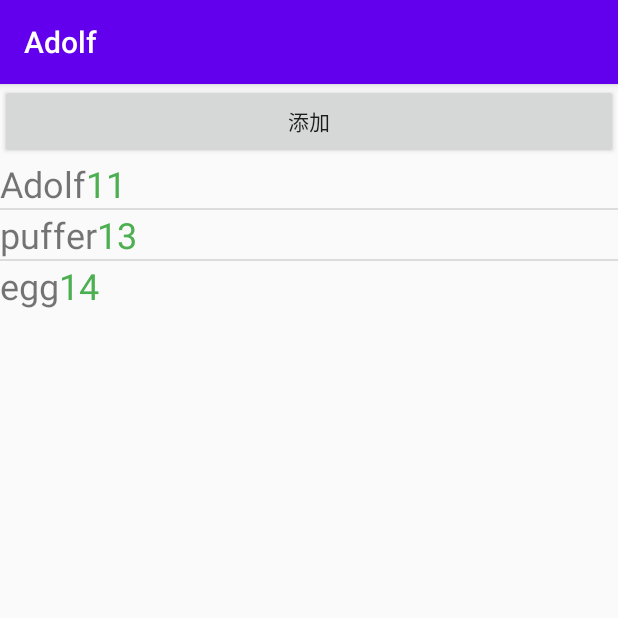
After one commit to Puffer987/AndroidStudy, an Android app: the A11ListViewObject screen opened directly, with no data from a screen before it, on a phone screen of 412 x 824 dp, the top half of it. The commit adds this screen. Run offline under Robolectric (Android 15) with nearby library versions, the phone set to English and light mode, and no system bars.

Commit message:
[add]ListView，及点击事件

```diff
--- a/app/src/main/AndroidManifest.xml
+++ b/app/src/main/AndroidManifest.xml
@@ -14,7 +14,8 @@
         android:roundIcon="@mipmap/ic_launcher_round"
         android:supportsRtl="true"
         android:theme="@style/AppTheme">
-        <activity android:name=".a11ListView"></activity>
+        <activity android:name=".A11ListViewObject"></activity>
+        <activity android:name=".a11ListView" />
         <activity android:name=".a10_dymaticView" />
         <activity android:name=".a09_storage" />
         <activity android:name=".a08_file" />
--- /dev/null
+++ b/app/src/main/java/com/study/A11ListViewObject.java
@@ -0,0 +1,60 @@
+package com.study;
+
+import androidx.appcompat.app.AppCompatActivity;
+
+import android.os.Bundle;
+import android.view.View;
+import android.widget.AdapterView;
+import android.widget.ListView;
+import android.widget.Toast;
+
+import java.util.ArrayList;
+import java.util.List;
+
+public class A11ListViewObject extends AppCompatActivity {
+    private ListView mObjectListView;
+    private List<A11UserInfo> mUserInfo = new ArrayList<>();
+    private A11UserAdapter userAdapter;
+
+    @Override
+    protected void onCreate(Bundle savedInstanceState) {
+        super.onCreate(savedInstanceState);
+        setContentView(R.layout.activity_a11_list_view_object);
+
+        mObjectListView = findViewById(R.id.object_list_view);
+
+        mUserInfo.add(new A11UserInfo("Adolf",11));
+        mUserInfo.add(new A11UserInfo("puffer",13));
+        mUserInfo.add(new A11UserInfo("egg",14));
+        userAdapter = new A11UserAdapter(A11ListViewObject.this, mUserInfo);
+        mObjectListView.setAdapter(userAdapter);
+
+        mObjectListView.setOnItemClickListener(new AdapterView.OnItemClickListener(){
+            @Override
+            public void onItemClick(AdapterView<?> parent, View view, int position, long id) {
+                Toast.makeText(A11ListViewObject.this, "click: "+mUserInfo.get(position).getUsername(),Toast.LENGTH_LONG).show();
+            }
+        });
+
+        mObjectListView.setOnItemLongClickListener(new AdapterView.OnItemLongClickListener() {
+            @Override
+            public boolean onItemLongClick(AdapterView<?> parent, View view, int position, long id) {
+                if(position==0){
+                    mUserInfo.add(new A11UserInfo("我是新来的",15));
+                    userAdapter.updateUserInfo(mUserInfo);
+                    userAdapter.notifyDataSetChanged();
+                    Toast.makeText(A11ListViewObject.this, "添加成功:...",Toast.LENGTH_SHORT).show();
+                }
+                return false;
+            }
+        });
+
+    }
+
+    public void addListViewItem(View view){
+        mUserInfo.add(new A11UserInfo("我是新来的",15));
+        userAdapter.updateUserInfo(mUserInfo);
+        userAdapter.notifyDataSetChanged();
+        Toast.makeText(A11ListViewObject.this, "添加成功:...",Toast.LENGTH_SHORT).show();
+    }
+}
--- /dev/null
+++ b/app/src/main/java/com/study/A11UserAdapter.java
@@ -0,0 +1,63 @@
+package com.study;
+
+import android.content.Context;
+import android.view.LayoutInflater;
+import android.view.View;
+import android.view.ViewGroup;
+import android.widget.BaseAdapter;
+import android.widget.TextView;
+
+import java.util.List;
+
+public class A11UserAdapter extends BaseAdapter {
+    private Context mContext;
+    private LayoutInflater mLayoutInflater;
+    private List<A11UserInfo> userInfos;
+
+    public A11UserAdapter(Context mContext, List<A11UserInfo> userInfos) {
+        this.mContext = mContext;
+        mLayoutInflater = (LayoutInflater) mContext.getSystemService(Context.LAYOUT_INFLATER_SERVICE);
+        this.userInfos = userInfos;
+    }
+
+    @Override
+    public int getCount() {
+        return userInfos.size();
+    }
+
+    @Override
+    public Object getItem(int position) {
+        return userInfos.get(position);
+    }
+
+    @Override
+    public long getItemId(int position) {
+        return position;
+    }
+
+    @Override
+    public View getView(int position, View convertView, ViewGroup parent) {
+        ViewHolder viewHolder;
+        if (convertView == null) {
+            convertView = mLayoutInflater.inflate(R.layout.activity_a11_list_view_object_item, null);
+            viewHolder = new ViewHolder();
+            viewHolder.name = convertView.findViewById(R.id.tvi_name);
+            viewHolder.age = convertView.findViewById(R.id.tvi_age);
+            convertView.setTag(viewHolder);
+        } else {
+            viewHolder = (ViewHolder) convertView.getTag();
+        }
+        viewHolder.name.setText(userInfos.get(position).getUsername());
+        viewHolder.age.setText(userInfos.get(position).getAge() + "");
+        return convertView;
+    }
+
+    class ViewHolder {
+        TextView name;
+        TextView age;
+    }
+
+    public void updateUserInfo(List<A11UserInfo> newUserInfo) {
+        this.userInfos = newUserInfo;
+    }
+}
--- /dev/null
+++ b/app/src/main/java/com/study/A11UserInfo.java
@@ -0,0 +1,27 @@
+package com.study;
+
+public class A11UserInfo {
+    private String username;
+    private int age;
+
+    public A11UserInfo(String username, int age) {
+        this.username = username;
+        this.age = age;
+    }
+
+    public String getUsername() {
+        return username;
+    }
+
+    public void setUsername(String username) {
+        this.username = username;
+    }
+
+    public int getAge() {
+        return age;
+    }
+
+    public void setAge(int age) {
+        this.age = age;
+    }
+}
--- a/app/src/main/java/com/study/MainActivity.java
+++ b/app/src/main/java/com/study/MainActivity.java
@@ -83,6 +83,11 @@ public class MainActivity extends AppCompatActivity {
                 startActivity(i);
                 break;
             }
+            case R.id.list_view2: {
+                Intent i = new Intent(this, A11ListViewObject.class);
+                startActivity(i);
+                break;
+            }
         }
         return true;
     }
--- /dev/null
+++ b/app/src/main/res/layout/activity_a11_list_view_object.xml
@@ -0,0 +1,21 @@
+<?xml version="1.0" encoding="utf-8"?>
+<LinearLayout xmlns:android="http://schemas.android.com/apk/res/android"
+    xmlns:tools="http://schemas.android.com/tools"
+    android:layout_width="match_parent"
+    android:layout_height="match_parent"
+    android:orientation="vertical"
+    tools:context=".A11ListViewObject">
+
+    <Button
+        android:id="@+id/lv_btn_add"
+        android:layout_width="match_parent"
+        android:layout_height="50dp"
+        android:onClick="addListViewItem"
+        android:text="添加" />
+
+    <ListView
+        android:id="@+id/object_list_view"
+        android:layout_width="wrap_content"
+        android:layout_height="wrap_content" />
+
+</LinearLayout>
--- /dev/null
+++ b/app/src/main/res/layout/activity_a11_list_view_object_item.xml
@@ -0,0 +1,20 @@
+<?xml version="1.0" encoding="utf-8"?>
+<LinearLayout xmlns:android="http://schemas.android.com/apk/res/android"
+    android:layout_width="match_parent"
+    android:layout_height="match_parent"
+    android:orientation="horizontal">
+
+    <TextView
+        android:id="@+id/tvi_name"
+        android:layout_width="wrap_content"
+        android:layout_height="match_parent"
+        android:textSize="24sp" />
+
+    <TextView
+        android:id="@+id/tvi_age"
+        android:layout_width="wrap_content"
+        android:layout_height="wrap_content"
+        android:textColor="#4CAF50"
+        android:textSize="24sp" />
+
+</LinearLayout>
```
Also changed, not shown: app/src/main/java/com/study/a11ListView.java (+14 -1 lines), app/src/main/res/layout/activity_main.xml (+10 -0 lines).
